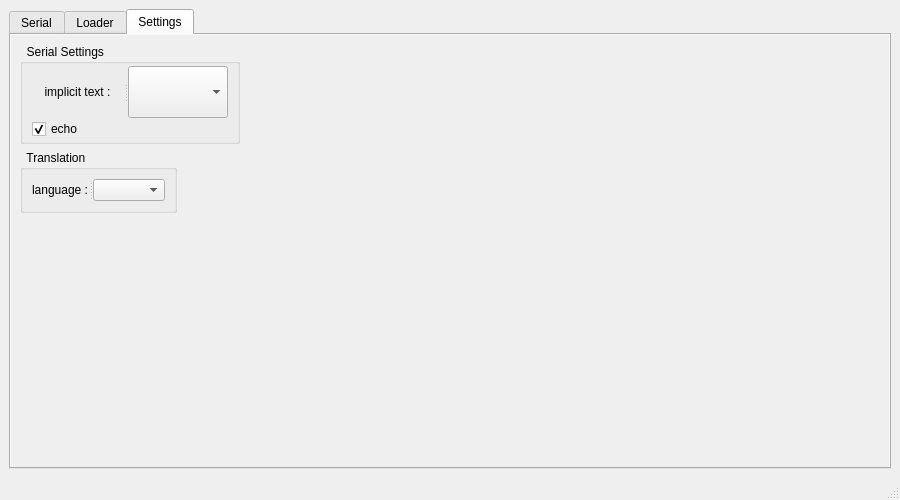
This is mainwindow.ui in void110916/ASA_HMI_Data_Agent_v3 as Qt 5 draws it before an edit. The edited form follows.
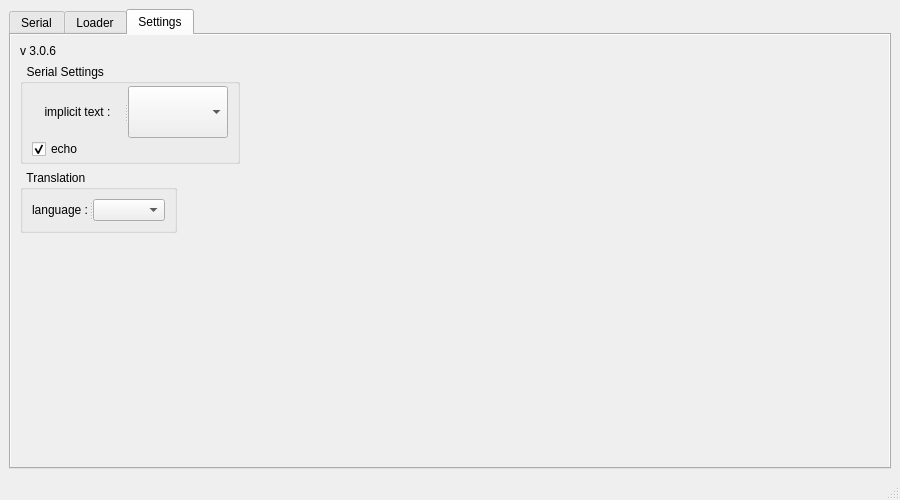
This is the edited form. The open tabs and pages were chosen to show the change. Custom widgets are drawn as their Qt base class.

Commit message: Add version in setting and fix CR error

Patch:
```diff
--- a/mainwindow.ui
+++ b/mainwindow.ui
@@ -873,7 +873,7 @@
         <property name="horizontalSpacing">
          <number>6</number>
         </property>
-        <item row="0" column="0">
+        <item row="1" column="0">
          <widget class="QGroupBox" name="groupBox_2">
           <property name="sizePolicy">
            <sizepolicy hsizetype="Fixed" vsizetype="Fixed">
@@ -963,7 +963,7 @@
           </layout>
          </widget>
         </item>
-        <item row="1" column="0">
+        <item row="2" column="0">
          <widget class="QGroupBox" name="groupBox_3">
           <property name="sizePolicy">
            <sizepolicy hsizetype="Fixed" vsizetype="Fixed">
@@ -1006,6 +1006,13 @@
           </layout>
          </widget>
         </item>
+        <item row="0" column="0">
+         <widget class="QLabel" name="version">
+          <property name="text">
+           <string>v 3.0.6</string>
+          </property>
+         </widget>
+        </item>
        </layout>
       </widget>
      </widget>
```
The commit also changes 2 other files.
